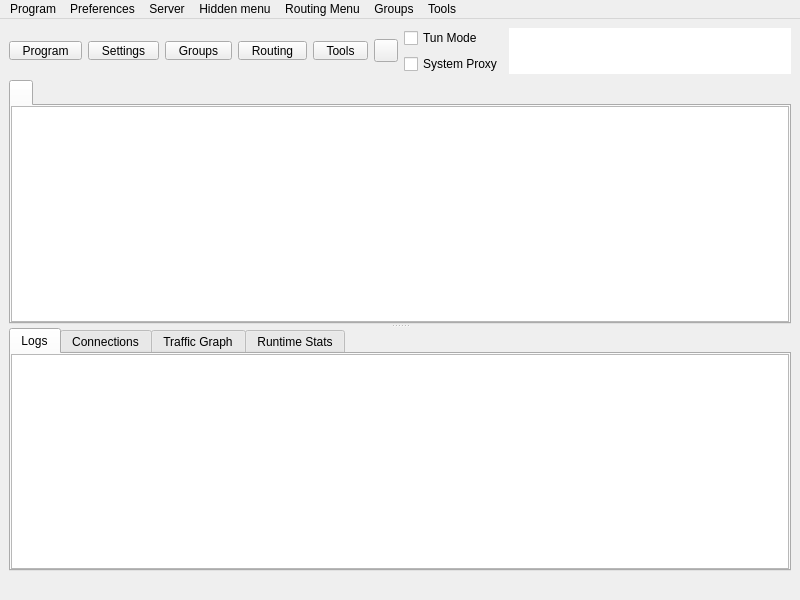
The window that include/ui/mainwindow.ui (ChernyshovA/Throne) describes before a commit, drawn with Qt 5.
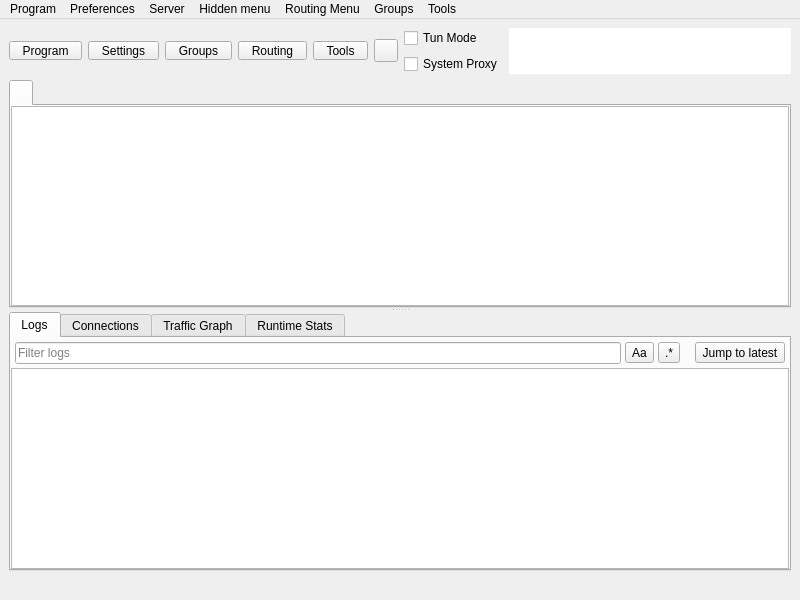
The same window after the commit. Icons and pictures are not drawn. Custom widgets are drawn as their Qt base class.

Commit message: Log view: monospace font settings, live filter, hold new logs while scrolled up (#1956)

Diff of the .ui file:
```diff
--- a/include/ui/mainwindow.ui
+++ b/include/ui/mainwindow.ui
@@ -507,7 +507,7 @@
               <attribute name="title">
                <string>Logs</string>
               </attribute>
-              <layout class="QHBoxLayout" name="horizontalLayout_3" stretch="0">
+              <layout class="QVBoxLayout" name="logsLayout" stretch="0,1">
                <property name="spacing">
                 <number>0</number>
                </property>
@@ -526,6 +526,79 @@
                <property name="bottomMargin">
                 <number>0</number>
                </property>
+               <item>
+                <widget class="QWidget" name="logToolbar" native="true">
+                 <layout class="QHBoxLayout" name="logToolbarLayout">
+                  <property name="spacing">
+                   <number>4</number>
+                  </property>
+                  <property name="leftMargin">
+                   <number>4</number>
+                  </property>
+                  <property name="topMargin">
+                   <number>4</number>
+                  </property>
+                  <property name="rightMargin">
+                   <number>4</number>
+                  </property>
+                  <property name="bottomMargin">
+                   <number>4</number>
+                  </property>
+                  <item>
+                   <widget class="QLineEdit" name="logSearchEdit">
+                    <property name="placeholderText">
+                     <string>Filter logs</string>
+                    </property>
+                    <property name="clearButtonEnabled">
+                     <bool>true</bool>
+                    </property>
+                   </widget>
+                  </item>
+                  <item>
+                   <widget class="QToolButton" name="logSearchCase">
+                    <property name="toolTip">
+                     <string>Match case</string>
+                    </property>
+                    <property name="text">
+                     <string notr="true">Aa</string>
+                    </property>
+                    <property name="checkable">
+                     <bool>true</bool>
+                    </property>
+                   </widget>
+                  </item>
+                  <item>
+                   <widget class="QToolButton" name="logSearchRegex">
+                    <property name="toolTip">
+                     <string>Regular expression</string>
+                    </property>
+                    <property name="text">
+                     <string notr="true">.*</string>
+                    </property>
+                    <property name="checkable">
+                     <bool>true</bool>
+                    </property>
+                   </widget>
+                  </item>
+                  <item>
+                   <widget class="QLabel" name="logMatchCount"/>
+                  </item>
+                  <item>
+                   <widget class="QToolButton" name="logJumpLatest">
+                    <property name="toolTip">
+                     <string>New logs are held while the view is scrolled up</string>
+                    </property>
+                    <property name="text">
+                     <string>Jump to latest</string>
+                    </property>
+                    <property name="toolButtonStyle">
+                     <enum>Qt::ToolButtonStyle::ToolButtonTextOnly</enum>
+                    </property>
+                   </widget>
+                  </item>
+                 </layout>
+                </widget>
+               </item>
                <item>
                 <widget class="QTextBrowser" name="masterLogBrowser">
                  <property name="contextMenuPolicy">
```
The commit also changes 14 other files.
